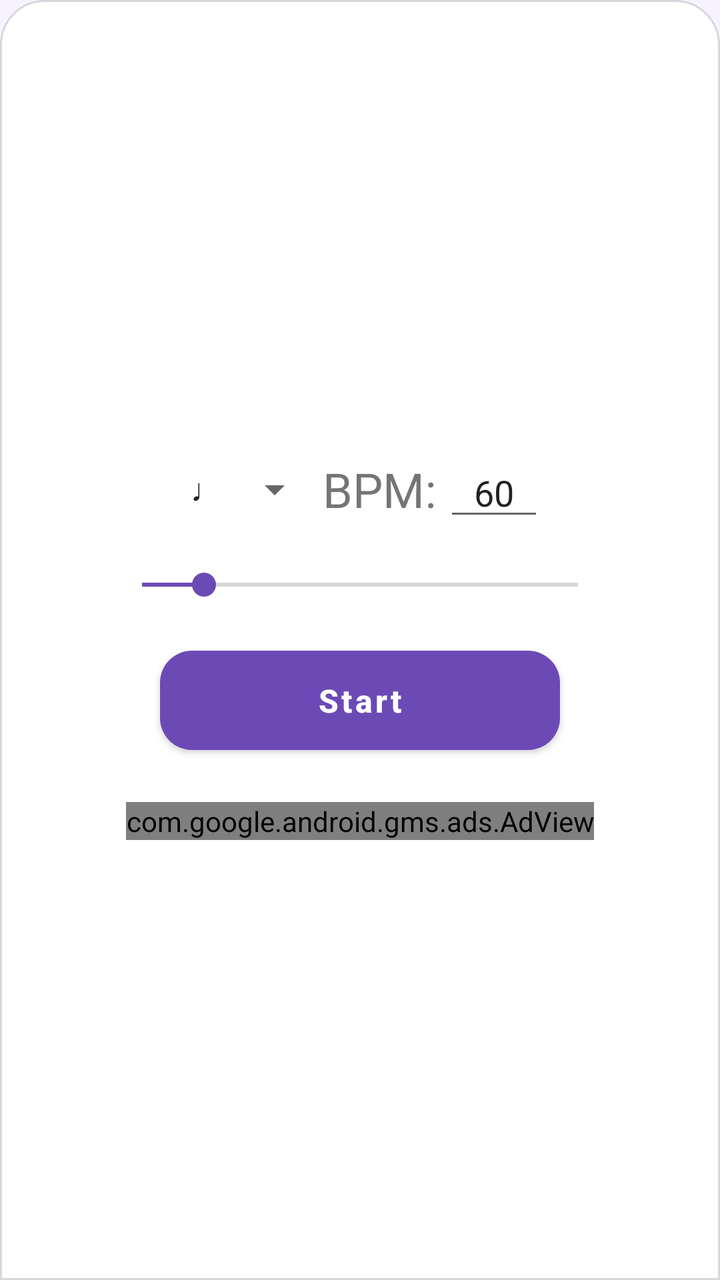
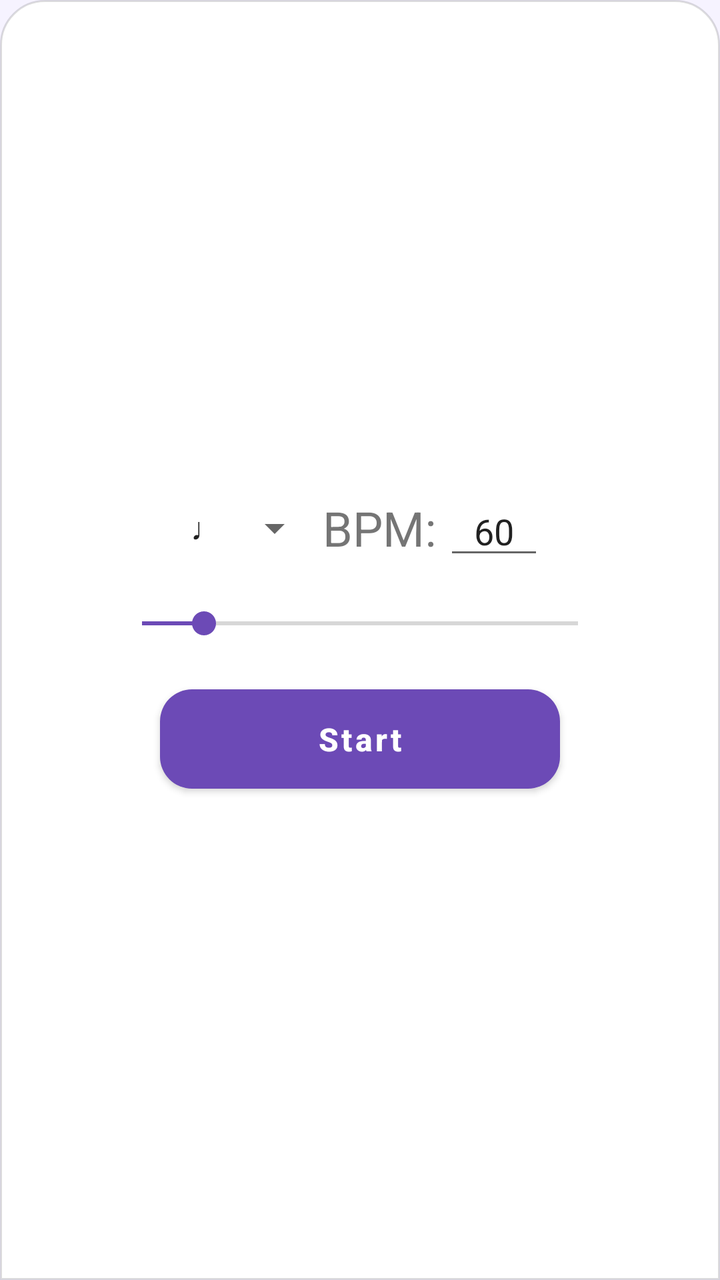

The first picture is an Android layout as it rendered before a commit; the second is the same layout after the commit. The layout source and the unified diff follow.
<!-- AndroidManifest.xml: application theme Theme.BeatDrum -->
<!-- res/layout/fragment_metronome.xml -->
<?xml version="1.0" encoding="utf-8"?>
<LinearLayout xmlns:android="http://schemas.android.com/apk/res/android"
    android:layout_width="match_parent"
    android:layout_height="wrap_content"
    xmlns:app="http://schemas.android.com/apk/res-auto"
    android:orientation="vertical"
    android:gravity="center"
    android:background="@drawable/bd_metronome_bar"
    android:elevation="10dp"
    android:paddingTop="16dp"
    android:paddingBottom="12dp"
    android:paddingStart="10dp"
    android:paddingEnd="10dp"
    android:id="@+id/metronome_root">

    <LinearLayout
        android:layout_width="wrap_content"
        android:layout_height="wrap_content"
        android:orientation="vertical"
        android:gravity="center">

        <LinearLayout
            android:layout_width="wrap_content"
            android:layout_height="wrap_content"
            android:layout_marginBottom="8dp"
            android:orientation="horizontal"
            android:gravity="center_vertical">

            <Spinner
                android:id="@+id/spinnerNote"
                android:layout_width="wrap_content"
                android:layout_height="wrap_content"
                android:spinnerMode="dropdown"
                android:entries="@array/note_type_array"/>

            <TextView
                android:id="@+id/textViewBpm"
                android:layout_width="wrap_content"
                android:layout_height="wrap_content"
                android:text="BPM:"
                android:textSize="24sp" />

            <EditText
                android:id="@+id/editTextBpm"
                android:layout_width="50dp"
                android:layout_height="wrap_content"
                android:inputType="number"
                android:text="60"
                android:gravity="center"
                android:maxLines="1"
                android:layout_marginStart="4dp" />

        </LinearLayout>

        <SeekBar
            android:id="@+id/seekBarBpm"
            android:layout_width="250dp"
            android:layout_height="wrap_content"
            android:min="30"
            android:max="240"
            android:progress="60"
            android:paddingTop="10dp"
            android:paddingBottom="10dp"
            android:layout_marginBottom="8dp" />
    </LinearLayout>

    <Button
        android:id="@+id/buttonStartStop"
        style="@style/BdButton"
        android:layout_width="200dp"
        android:layout_height="wrap_content"
        android:text="Start" />

    <com.google.android.gms.ads.AdView
        xmlns:ads="http://schemas.android.com/apk/res-auto"
        android:id="@+id/adView"
        android:layout_width="wrap_content"
        android:layout_height="wrap_content"
        android:layout_marginTop="20dp"
        ads:adSize="BANNER"
        ads:adUnitId="@string/ads_banner"
        app:layout_constraintBottom_toBottomOf="parent"
        app:layout_constraintStart_toStartOf="parent"
        app:layout_constraintEnd_toEndOf="parent"/>


</LinearLayout>
<!-- resources referenced by this layout -->
<resources>
  <string-array name="note_type_array">
          <item>♩</item> 
          <item>♪</item> 
          <item>♬</item> 
      </string-array>
  <!-- drawable bd_metronome_bar (drawable) -->
  <?xml version="1.0" encoding="utf-8"?>
  <shape xmlns:android="http://schemas.android.com/apk/res/android"
      android:shape="rectangle">
      <solid android:color="@color/white" />
      <corners
          android:topLeftRadius="22dp"
          android:topRightRadius="22dp" />
      <stroke android:width="1dp" android:color="#22000000" />
  </shape>
  <string name="ads_banner" translatable="false">ca-app-pub-1871591024314273/9993656422</string>
  <style name="BdButton" parent="Widget.MaterialComponents.Button">
          <item name="android:textAllCaps">false</item>
          <item name="android:textSize">16sp</item>
          <item name="android:textStyle">bold</item>
          <item name="cornerRadius">16dp</item>
          <item name="android:paddingTop">14dp</item>
          <item name="android:paddingBottom">14dp</item>
          <item name="backgroundTint">@color/bd_primary</item>
      </style>
  <style name="Theme.BeatDrum" parent="Theme.MaterialComponents.Light.NoActionBar">
          <item name="colorPrimary">@color/bd_primary</item>
          <item name="colorPrimaryVariant">@color/bd_primary_dark</item>
          <item name="colorOnPrimary">@color/bd_on_primary</item>
          <item name="colorSecondary">@color/bd_accent</item>
          <item name="colorSecondaryVariant">@color/bd_accent</item>
          <item name="colorOnSecondary">@color/white</item>
          <item name="android:statusBarColor">@color/bd_primary_dark</item>
          <item name="android:windowBackground">@color/bd_bg_top</item>
          <item name="colorControlActivated">@color/bd_primary</item>
      </style>
  <color name="white">#FFFFFFFF</color>
  <color name="bd_primary">#6C4AB6</color>
  <color name="bd_primary_dark">#4A2E8F</color>
  <color name="bd_on_primary">#FFFFFFFF</color>
  <color name="bd_accent">#FF7A59</color>
  <color name="bd_bg_top">#F6F3FF</color>
</resources>

<!-- the commit's change to res/layout/fragment_metronome.xml (unified diff, before → after) -->
@@ -71,17 +71,4 @@
         android:layout_height="wrap_content"
         android:text="Start" />
 
-    <com.google.android.gms.ads.AdView
-        xmlns:ads="http://schemas.android.com/apk/res-auto"
-        android:id="@+id/adView"
-        android:layout_width="wrap_content"
-        android:layout_height="wrap_content"
-        android:layout_marginTop="20dp"
-        ads:adSize="BANNER"
-        ads:adUnitId="@string/ads_banner"
-        app:layout_constraintBottom_toBottomOf="parent"
-        app:layout_constraintStart_toStartOf="parent"
-        app:layout_constraintEnd_toEndOf="parent"/>
-
-
 </LinearLayout>
<!-- resource entries referenced after the edit -->
@@ -15,7 +15,6 @@
           android:topRightRadius="22dp" />
       <stroke android:width="1dp" android:color="#22000000" />
   </shape>
-  <string name="ads_banner" translatable="false">ca-app-pub-1871591024314273/9993656422</string>
   <style name="BdButton" parent="Widget.MaterialComponents.Button">
           <item name="android:textAllCaps">false</item>
           <item name="android:textSize">16sp</item>
